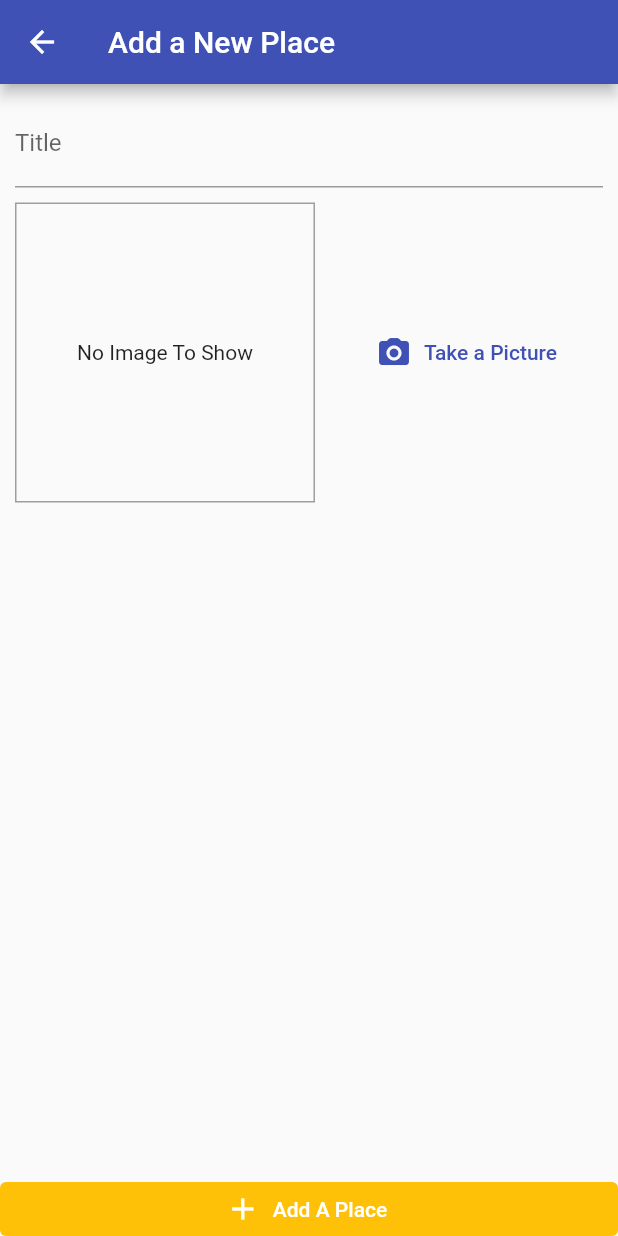
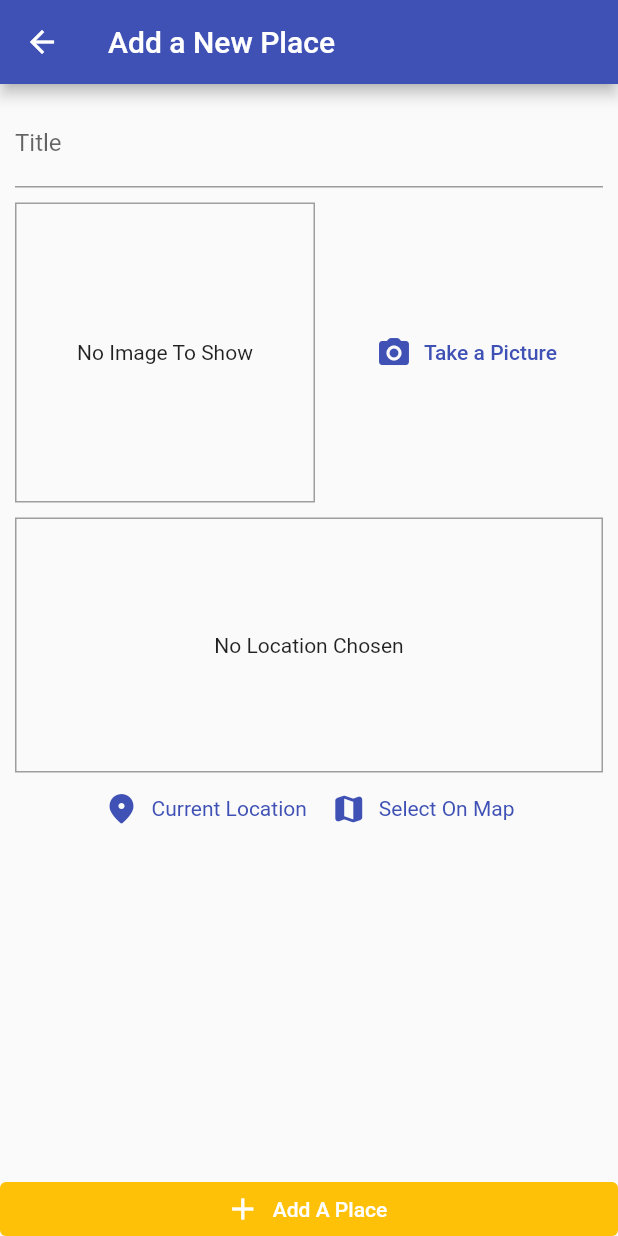
Before and after one commit to teederx/great_places, a Flutter app: the AddPlaceScreen screen opened by its route, after a tap on "Take a Picture", on a phone screen of 412 x 824 dp. Run offline on Flutter 3.47's test engine with Material 2 defaults, Android fonts, the phone set to English and light mode, and no system bars; our stand-ins replace image_picker, location, sqflite; accounts and stored records are empty.

Commit message:
working with location

```diff
--- a/lib/helpers/db_helper.dart
+++ b/lib/helpers/db_helper.dart
@@ -12,7 +12,7 @@ class DBHelper {
       //Executes a function when sql tries to create a new file because it could not find the file in a database
       onCreate: (db, version) {
         return db.execute(
-          'CREATE TABLE user_places(id TEXT PRIMARY KEY, title TEXT, image TEXT,)',
+          'CREATE TABLE user_places(id TEXT PRIMARY KEY, title TEXT, image TEXT)',
         );
       },
       version: 1,
--- a/lib/main.dart
+++ b/lib/main.dart
@@ -28,7 +28,6 @@ class MyApp extends StatelessWidget {
         ),
         home: const PlacesListScreen(),
         routes: {
-          '/': (context) => const PlacesListScreen(),
           AddPlaceScreen.routeName: (context) => const AddPlaceScreen(),
           PlaceDetailScreen.routeName: (context) => const PlaceDetailScreen(),
         },
--- a/lib/providers/great_places.dart
+++ b/lib/providers/great_places.dart
@@ -19,17 +19,17 @@ class GreatPlaces with ChangeNotifier {
       location: null,
       title: title,
     );
+    notifyListeners();
     _items.add(newPlace);
-    DBHelper.insert('places', {
+    DBHelper.insert('user_places', {
       'id': newPlace.id,
       'title': newPlace.title,
       'image': newPlace.image.path,
     });
-    notifyListeners();
   }
 
   Future<void> fetchAndSetPlaces() async {
-    final dataList = await DBHelper.getData('places');
+    final dataList = await DBHelper.getData('user_places');
     _items = dataList
         .map(
           (item) => Place(
--- a/lib/screens/add_place_screen.dart
+++ b/lib/screens/add_place_screen.dart
@@ -5,6 +5,7 @@ import 'package:provider/provider.dart';
 
 import '../providers/great_places.dart';
 import '../widgets/image_input.dart';
+import '../widgets/location_input.dart';
 
 class AddPlaceScreen extends StatefulWidget {
   static const routeName = '/add_place';
@@ -62,6 +63,10 @@ class _AddPlaceScreenState extends State<AddPlaceScreen> {
                     ImageInput(
                       onSelectImage: _selectImage,
                     ),
+                    const SizedBox(
+                      height: 10,
+                    ),
+                    const LocationInput(),
                   ],
                 ),
               ),
--- a/lib/widgets/image_input.dart
+++ b/lib/widgets/image_input.dart
@@ -17,6 +17,8 @@ class ImageInput extends StatefulWidget {
 class _ImageInputState extends State<ImageInput> {
   File? _storedImage;
 
+  //TODO: Fix Orientation of image...
+
   Future<void> _takePicture() async {
     final picker = ImagePicker();
     final imageFile = await picker.pickImage(
@@ -26,16 +28,17 @@ class _ImageInputState extends State<ImageInput> {
     if (imageFile == null) {
       return;
     }
+    File images = File(imageFile.path);
     setState(() {
-      _storedImage = File(imageFile.path);
+      _storedImage = images;
     });
     //First, we find path where we can store data on the device...
     final appDir = await syspaths.getApplicationDocumentsDirectory();
     //To get the name the camera App gives to our image...
     final fileName = p.basename(imageFile.path);
     //Store image in directory
-    final savedImage = imageFile.saveTo('${appDir.path}/$fileName');
-    widget.onSelectImage(savedImage);
+    final savedImage = await images.copy('${appDir.path}/$fileName');
+    await widget.onSelectImage(savedImage);
   }
 
   @override
--- /dev/null
+++ b/lib/widgets/location_input.dart
@@ -0,0 +1,89 @@
+import 'package:flutter/material.dart';
+import 'package:location/location.dart';
+
+class LocationInput extends StatefulWidget {
+  const LocationInput({super.key});
+
+  @override
+  State<LocationInput> createState() => _LocationInputState();
+}
+
+class _LocationInputState extends State<LocationInput> {
+  String? _previewImageURL;
+  LocationData? locData;
+
+  Future<void> _getCurrentUserLocation() async {
+    final location = Location();
+    //check permission status of location
+    final permissionStatus = await location.hasPermission();
+    if (permissionStatus != PermissionStatus.granted ||
+        permissionStatus != PermissionStatus.grantedLimited) {
+      final requestPer = await location.requestPermission();
+      if (requestPer != PermissionStatus.granted ||
+          requestPer != PermissionStatus.grantedLimited) {
+        //TODO: Show a dialog that tells user that location is not ennabled for this app
+      }
+    }
+    locData = await Location().getLocation();
+    print(locData!.latitude);
+    print(locData!.longitude);
+  }
+
+  @override
+  Widget build(BuildContext context) {
+    return Column(
+      children: [
+        Container(
+          alignment: Alignment.center,
+          decoration: BoxDecoration(
+            border: Border.all(
+              width: 1,
+              color: Colors.grey,
+            ),
+          ),
+          height: 170,
+          width: double.infinity,
+          child: _previewImageURL == null
+              ? const Text(
+                  'No Location Chosen',
+                  textAlign: TextAlign.center,
+                )
+              : Image.network(
+                  _previewImageURL!,
+                  fit: BoxFit.cover,
+                  width: double.infinity,
+                ),
+        ),
+        Row(
+          mainAxisAlignment: MainAxisAlignment.center,
+          children: [
+            TextButton.icon(
+              onPressed: _getCurrentUserLocation,
+              icon: const Icon(
+                Icons.location_on_rounded,
+              ),
+              label: const Text('Current Location'),
+              style: TextButton.styleFrom(
+                textStyle: TextStyle(
+                  color: Theme.of(context).colorScheme.primary,
+                ),
+              ),
+            ),
+            TextButton.icon(
+              onPressed: () {},
+              icon: const Icon(
+                Icons.map_rounded,
+              ),
+              label: const Text('Select On Map'),
+              style: TextButton.styleFrom(
+                textStyle: TextStyle(
+                  color: Theme.of(context).colorScheme.primary,
+                ),
+              ),
+            ),
+          ],
+        ),
+      ],
+    );
+  }
+}
--- a/pubspec.yaml
+++ b/pubspec.yaml
@@ -39,6 +39,9 @@ dependencies:
   image_picker: ^0.8.7
   path_provider: ^2.0.14
   sqflite: ^2.2.6
+  flutter_image_compress: ^1.1.3
+  path: ^1.8.2
+  location: ^4.2.0
 
 dev_dependencies:
   flutter_test:
```
Also changed, not shown: pubspec.lock, 2 other files.
